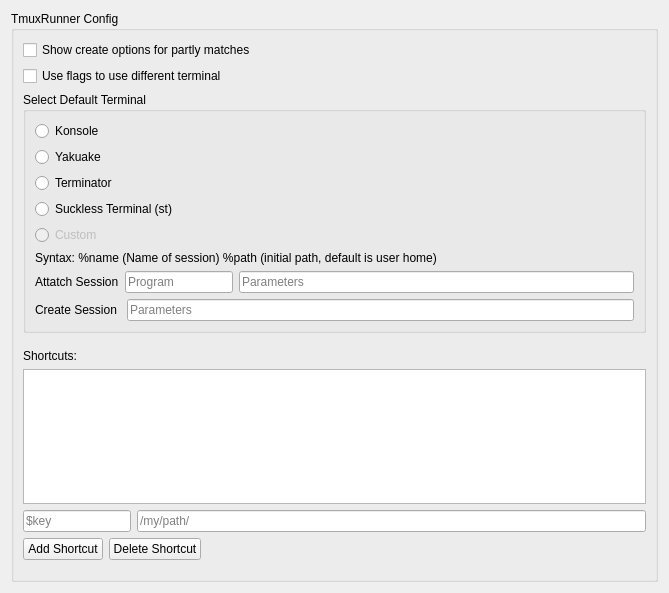
Qt form src/config/tmuxrunner_config.ui (alex1701c/TmuxRunner) before a commit.
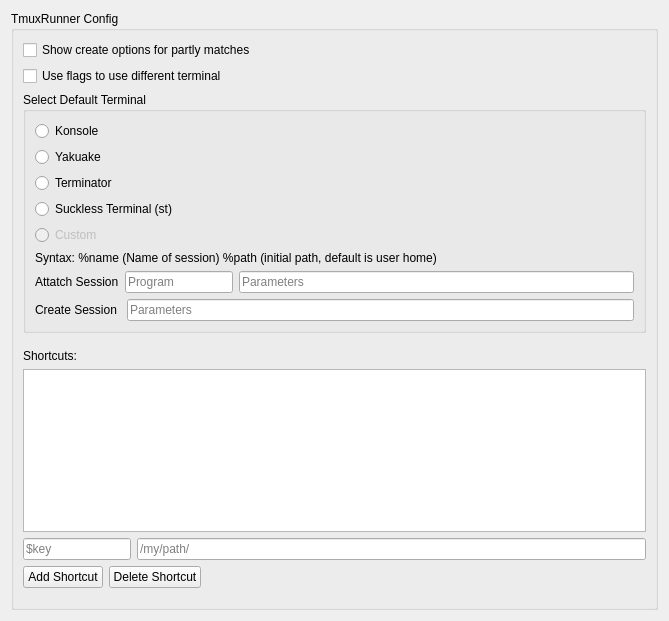
The same form after that commit.

What changed in the file:
```diff
--- a/src/config/tmuxrunner_config.ui
+++ b/src/config/tmuxrunner_config.ui
@@ -8,7 +8,7 @@
     <x>0</x>
     <y>0</y>
     <width>669</width>
-    <height>593</height>
+    <height>621</height>
    </rect>
   </property>
   <property name="minimumSize">
```
Left out of the diff: 6 changed lines with no effect on the pictures.
